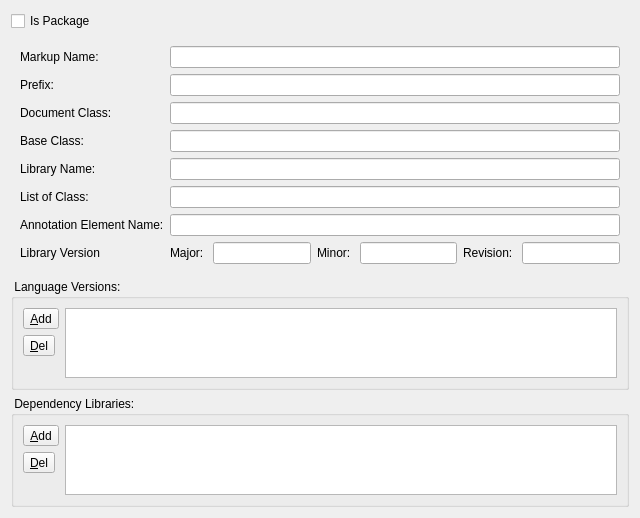
sbmlteam/QtDeviser, file ui/formdeviserlanguage.ui: the form before one commit.
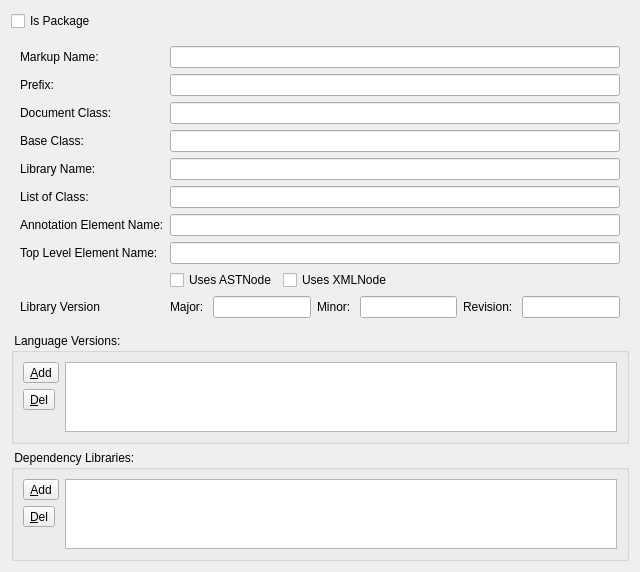
The form after the commit. Icons and pictures are not drawn.

Diff of the .ui file:
```diff
--- a/ui/formdeviserlanguage.ui
+++ b/ui/formdeviserlanguage.ui
@@ -7,7 +7,7 @@
     <x>0</x>
     <y>0</y>
     <width>640</width>
-    <height>485</height>
+    <height>536</height>
    </rect>
   </property>
   <property name="windowTitle">
@@ -304,7 +304,68 @@
         </property>
        </widget>
       </item>
+      <item row="7" column="0">
+       <widget class="QLabel" name="label">
+        <property name="text">
+         <string>Top Level Element Name:</string>
+        </property>
+       </widget>
+      </item>
       <item row="7" column="1">
+       <widget class="QLineEdit" name="txtTopLevelElementName">
+        <property name="toolTip">
+         <string/>
+        </property>
+        <property name="styleSheet">
+         <string notr="true"/>
+        </property>
+       </widget>
+      </item>
+      <item row="8" column="0">
+       <widget class="QLabel" name="label">
+        <property name="text">
+         <string/>
+        </property>
+       </widget>
+      </item>
+      <item row="8" column="1">
+       <layout class="QHBoxLayout">
+        <item>
+         <widget class="QCheckBox" name="chkUsesASTNode">
+          <property name="toolTip">
+           <string/>
+          </property>
+          <property name="text">
+           <string>Uses ASTNode</string>
+          </property>
+         </widget>
+        </item>
+        <item>
+         <widget class="QCheckBox" name="chkUsesXMLNode">
+          <property name="toolTip">
+           <string/>
+          </property>
+          <property name="text">
+           <string>Uses XMLNode</string>
+          </property>
+         </widget>
+        </item>
+<item>
+         <spacer name="horizontalSpacer">
+          <property name="orientation">
+           <enum>Qt::Horizontal</enum>
+          </property>
+          <property name="sizeHint" stdset="0">
+           <size>
+            <width>40</width>
+            <height>20</height>
+           </size>
+          </property>
+         </spacer>
+        </item>
+       </layout>
+      </item>
+      <item row="9" column="1">
        <layout class="QHBoxLayout" name="horizontalLayout_4">
         <item>
          <layout class="QHBoxLayout" name="horizontalLayout">
@@ -362,7 +423,7 @@
         </item>
        </layout>
       </item>
-      <item row="7" column="0">
+      <item row="9" column="0">
        <widget class="QLabel" name="label_3">
         <property name="text">
          <string>Library Version</string>
```
Left out of the diff: 51 changed lines with no effect on the pictures.
